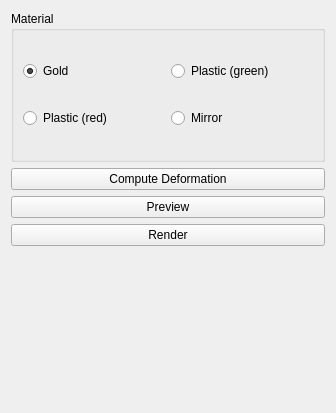
Daichip/Project_Tesi, file widgets/manager.ui: the form before one commit.
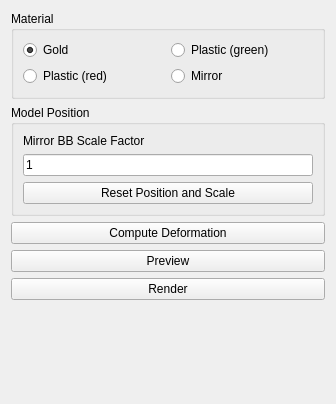
The form after the commit.

```diff
--- a/widgets/manager.ui
+++ b/widgets/manager.ui
@@ -7,7 +7,7 @@
     <x>0</x>
     <y>0</y>
     <width>336</width>
-    <height>413</height>
+    <height>404</height>
    </rect>
   </property>
   <property name="windowTitle">
@@ -54,6 +54,36 @@
      </layout>
     </widget>
    </item>
+   <item>
+    <widget class="QGroupBox" name="positionGroupBox">
+     <property name="title">
+      <string>Model Position</string>
+     </property>
+     <layout class="QGridLayout" name="gridLayout">
+      <item row="0" column="0">
+       <widget class="QLabel" name="scaleFactorLabel">
+        <property name="text">
+         <string>Mirror BB Scale Factor</string>
+        </property>
+       </widget>
+      </item>
+      <item row="2" column="0">
+       <widget class="QPushButton" name="positionResetPushButton">
+        <property name="text">
+         <string>Reset Position and Scale</string>
+        </property>
+       </widget>
+      </item>
+      <item row="1" column="0">
+       <widget class="QLineEdit" name="mirrorScaleFactorLineEdit">
+        <property name="text">
+         <string>1</string>
+        </property>
+       </widget>
+      </item>
+     </layout>
+    </widget>
+   </item>
    <item>
     <widget class="QPushButton" name="computeDeformationButton">
      <property name="text">
```
